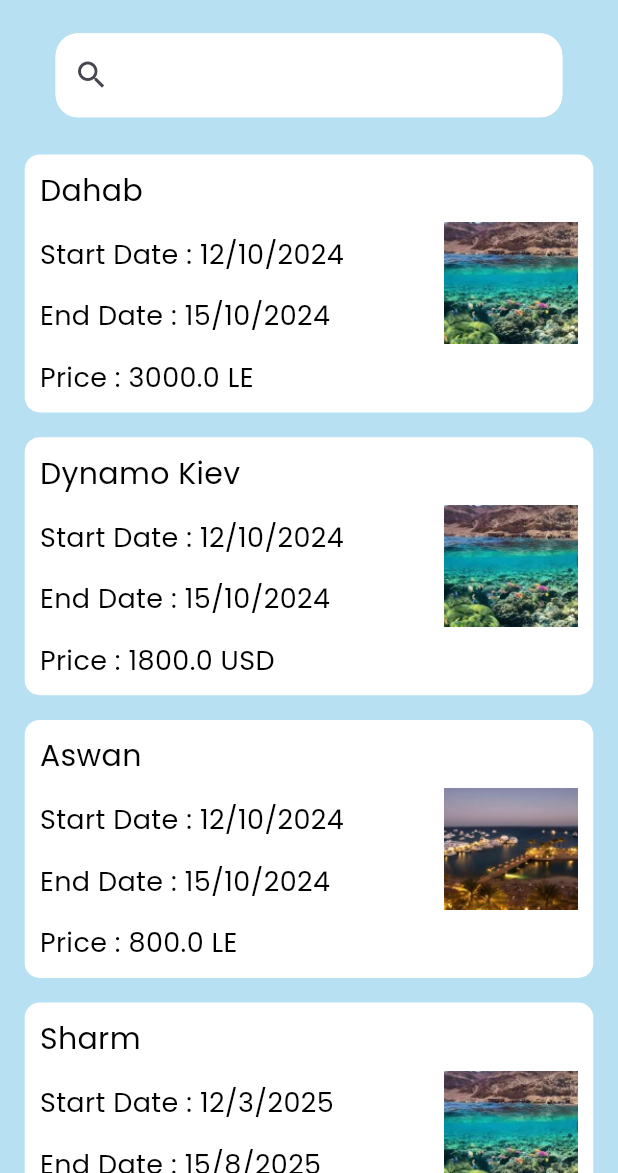
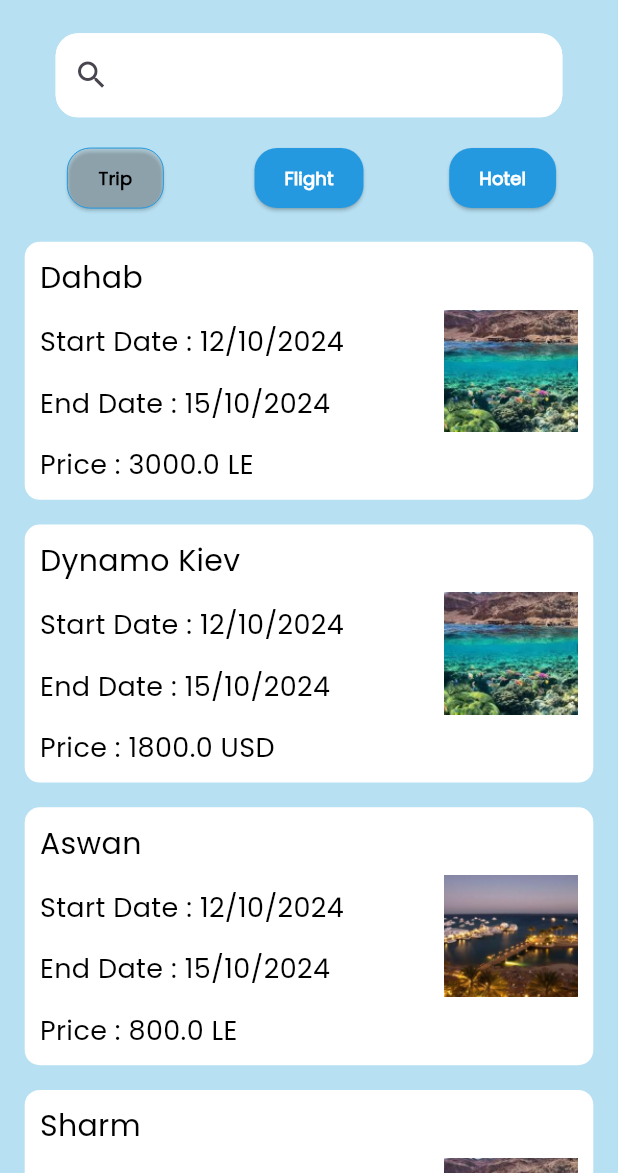
Before and after one commit to hesham81/travel-go, a Flutter app: the Home screen opened by its route, on a phone screen of 412 x 824 dp, the part 63-1236 px from its top. Run offline on Flutter 3.47's test engine with Material 3 defaults, Android fonts, the light colour scheme and no system bars; our stand-ins replace bot_toast, chips_choice, cloud_firestore, firebase_auth, firebase_core, flutter_easyloading and 6 more; missing offline and left inert: country_state_city_picker, email_otp, phone_form_field; accounts and stored records are empty; key blocks and very long unbroken strings in the code were emptied for the run.

Commit message:
fixing bugs on edit_flights home and my_drawer

```diff
--- a/lib/modules/layout/pages/user/pages/home/pages/home.dart
+++ b/lib/modules/layout/pages/user/pages/home/pages/home.dart
@@ -1,14 +1,13 @@
 import 'dart:developer';
 
 import 'package:flutter/material.dart';
-import 'package:travel_go/core/theme/app_colors.dart';
-import 'package:travel_go/core/utils/firebase_auth_services.dart';
-import 'package:travel_go/core/utils/firestore_services.dart';
-import 'package:travel_go/modules/first_screen/pages/first_screen.dart';
-import 'package:travel_go/modules/layout/pages/user/pages/home/widget/filter_widget.dart';
-import 'package:travel_go/modules/layout/pages/user/pages/home/widget/my_drawer.dart';
-import 'package:travel_go/modules/layout/pages/user/pages/trips/selected_trip/selected_trip.dart';
-import 'package:travel_go/modules/layout/pages/user/pages/v1/flight.dart';
+import '/core/widget/custom_elevated_button.dart';
+import '/core/theme/app_colors.dart';
+import '/core/utils/firebase_auth_services.dart';
+import '/modules/first_screen/pages/first_screen.dart';
+import '/modules/layout/pages/user/pages/home/widget/filter_widget.dart';
+import '/modules/layout/pages/user/pages/home/widget/my_drawer.dart';
+import '/modules/layout/pages/user/pages/v1/flight.dart';
 import '/modules/layout/pages/user/pages/home/widget/trip_card_widget.dart';
 import '/core/constant/app_assets.dart';
 import '/models/trip_model.dart';
@@ -123,6 +122,8 @@ class _HomeState extends State<Home> {
       drawer: MyDrawer(),
       body: SafeArea(
         child: SingleChildScrollView(
+          child: DefaultTabController(
+            length: 3,
             child: Column(
               children: [
                 SearchWidget(
@@ -145,6 +146,48 @@ class _HomeState extends State<Home> {
                     );
                   },
                 ).vPadding(0.01.height).hPadding(0.09.width),
+                0.01.height.hSpace,
+                TabBar(
+                  onTap: (index) {},
+                  dividerColor: Colors.transparent,
+                  indicatorColor: Colors.transparent,
+                  tabs: [
+                    CustomElevatedButton(
+                      text: "Trip",
+                      onPressed: () {
+                        btnColor:
+                        Colors.grey.withAlpha(80);
+                      },
+                      borderRadius: 15,
+                      textSize: 12,
+                      borderColor: AppColors.dodgurBlueColor,
+                      btnColor: Colors.grey.withAlpha(80),
+                      textColor: AppColors.blackColor,
+                    ),
+                    CustomElevatedButton(
+                      text: "Flight",
+                      onPressed: () {
+                        btnColor:
+                        Colors.grey.withAlpha(80);
+                      },
+                      borderRadius: 15,
+                      textSize: 12,
+                      btnColor: AppColors.dodgurBlueColor,
+                      textColor: AppColors.whiteColor,
+                    ),
+                    CustomElevatedButton(
+                      text: "Hotel",
+                      onPressed: () {
+                        btnColor:
+                        Colors.grey.withAlpha(80);
+                      },
+                      borderRadius: 15,
+                      textSize: 12,
+                      btnColor: AppColors.dodgurBlueColor,
+                      textColor: AppColors.whiteColor,
+                    ),
+                  ],
+                ).hPadding(0.03.width),
                 0.02.height.hSpace,
                 Visibility(
                   visible: searchList.isEmpty,
@@ -175,12 +218,8 @@ class _HomeState extends State<Home> {
                       onTap: () {
                         Navigator.push(
                             context,
-                          // DahabTripScreen.routeName,
                             MaterialPageRoute(
-                              builder: (context) => DahabTripScreen())
-
-                          // arguments: tripList[index],
-                          );
+                                builder: (context) => DahabTripScreen()));
                       },
                       child: TripCardWidget(
                         tripModel: tripList[index],
@@ -191,6 +230,7 @@ class _HomeState extends State<Home> {
                   ),
                 )
               ],
+            ),
           ),
         ),
       ),
@@ -238,183 +278,3 @@ class _HomeState extends State<Home> {
     setState(() {});
   }
 }
-// import 'package:flutter/material.dart';
-// import 'package:travel_go/modules/layout/pages/user/pages/v1/flight.dart';
-//
-//
-//
-// class Home extends StatelessWidget {
-//   static const String routeName = 'home';
-//   final List<Map<String, dynamic>> destinations = [
-//     {
-//       'name': 'Dahab',
-//       'startDate': '12/10/2024',
-//       'endDate': '15/10/2024',
-//       'price': '5,000 LE',
-//       'image':'https://media.digitalnomads.world/wp-content/uploads/2021/03/20120536/dahab-digital-nomads-1024x683.jpg',},
-//     {
-//       'name': 'Hurghada',
-//       'startDate': '20/10/2024',
-//       'endDate': '25/10/2024',
-//       'price': '4,000 LE',
-//       'image':
-// 'https://media.tacdn.com/media/attractions-splice-spp-674x446/0a/56/9e/29.jpg'    },
-//     {
-//       'name': 'Istanbul',
-//       'startDate': '01/11/2024',
-//       'endDate': '07/11/2024',
-//       'price': '8,000 LE',
-//       'image':
-// 'https://www.etbtoursegypt.com/storage/849/conversions/istanbul-sightseeing-webp.webp'    },
-//     {
-//       'name': 'Alexandria',
-//       'startDate': '10/12/2024',
-//       'endDate': '12/12/2024',
-//       'price': '2,000 LE',
-//       'image':
-// 'https://sempretravelegypt.com/wp-content/uploads/2021/08/Ausflug-nach-Kairo-und-Alexandria-2-Tage-ab-El-Gouna-870x555-3-800x600.jpg'    },
-//   ];
-//
-//   @override
-//   Widget build(BuildContext context) {
-//     return Scaffold(
-//       backgroundColor: Color(0xFFEAF7FD),
-//       appBar: AppBar(
-//         backgroundColor: Color(0xFF68B0E2),
-//         elevation: 0,
-//         title: Text(
-//           'Travel go',
-//           style: TextStyle(
-//
-//             color: Colors.white,
-//             fontSize: 20,
-//             fontWeight: FontWeight.bold,
-//             fontStyle: FontStyle.italic,
-//           ),
-//         ),
-//         actions: [
-//           IconButton(
-//             icon: Icon(Icons.menu),
-//             onPressed: () {
-//
-//             },
-//           ),
-//         ],
-//       ),
-//       body: Column(
-//         children: [
-//           // Search Bar
-//           Padding(
-//             padding: const EdgeInsets.symmetric(horizontal: 20, vertical: 10),
-//             child: TextField(
-//               decoration: InputDecoration(
-//                 hintText: 'Search trip', // Updated to "Search trip"
-//                 prefixIcon: Icon(Icons.search),
-//                 filled: true,
-//                 fillColor: Colors.white,
-//                 border: OutlineInputBorder(
-//                   borderRadius: BorderRadius.circular(20),
-//                   borderSide: BorderSide.none,
-//                 ),
-//               ),
-//             ),
-//           ),
-//           // Category Buttons
-//           Padding(
-//             padding: const EdgeInsets.symmetric(horizontal: 20, vertical: 10),
-//             child: Row(
-//               mainAxisAlignment: MainAxisAlignment.spaceEvenly,
-//               children: [
-//                 _buildCategoryButton('Trip', Colors.grey[300]!, context),
-//                 _buildCategoryButton('Flight', Colors.white, context),
-//                 _buildCategoryButton('Hotel', Colors.white, context),
-//               ],
-//             ),
-//           ),
-//           // List of Destinations
-//           Expanded(
-//             child: ListView.builder(
-//               itemCount: destinations.length,
-//               itemBuilder: (context, index) {
-//                 final destination = destinations[index];
-//                 return Padding(
-//                   padding: const EdgeInsets.symmetric(horizontal: 20, vertical: 10),
-//                   child: Container(
-//                     decoration: BoxDecoration(
-//                       color: Colors.white,
-//                       borderRadius: BorderRadius.circular(15),
-//                       boxShadow: [
-//                         BoxShadow(
-//                           color: Colors.black26,
-//                           blurRadius: 5,
-//                           offset: Offset(0, 3),
-//                         ),
-//                       ],
-//                     ),
-//                     child: Row(
-//                       children: [
-//                         ClipRRect(
-//                           borderRadius: BorderRadius.only(
-//                             topLeft: Radius.circular(15),
-//                             bottomLeft: Radius.circular(15),
-//                           ),
-//                           child: Image.network(
-//                             destination['image'],
-//                             width: 100,
-//                             height: 100,
-//                             fit: BoxFit.cover,
-//                           ),
-//                         ),
-//                         Expanded(
-//                           child: Padding(
-//                             padding: const EdgeInsets.all(10.0),
-//                             child: Column(
-//                               crossAxisAlignment: CrossAxisAlignment.start,
-//                               children: [
-//                                 Text(
-//                                   destination['name'],
-//                                   style: TextStyle(
-//                                     fontSize: 18,
-//                                     fontWeight: FontWeight.bold,
-//                                   ),
-//                                 ),
-//                                 SizedBox(height: 5),
-//                                 Text('Start date: ${destination['startDate']}'),
-//                                 Text('End date: ${destination['endDate']}'),
-//                                 Text('Price: ${destination['price']}'),
-//                               ],
-//                             ),
-//                           ),
-//                         ),
-//                       ],
-//                     ),
-//                   ),
-//                 );
-//               },
-//             ),
-//           ),
-//         ],
-//       ),
-//     );
-//   }
-//
-//   Widget _buildCategoryButton(String label, Color backgroundColor, BuildContext context) {
-//     return ElevatedButton(
-//
-//       style: ElevatedButton.styleFrom(
-//         backgroundColor: backgroundColor,
-//         foregroundColor: Colors.black,
-//         shape: RoundedRectangleBorder(
-//           borderRadius: BorderRadius.circular(20),
-//         ),
-//         side: BorderSide(color: Colors.black12),
-//       ),
-//       onPressed: (
-//
-//           ) {
-//         Navigator.push(context,MaterialPageRoute(builder: (context)=>DahabTripScreen()),);
-//       },
-//       child: Text(label),
-//     );
-//   }
-// }
```
Also changed, not shown: lib/modules/layout/pages/admin/pages/flights/pages/edit_flights.dart (+7 -9 lines), lib/modules/layout/pages/user/pages/home/widget/filter_widget.dart (+11 -12 lines), lib/modules/layout/pages/user/pages/home/widget/my_drawer.dart (+40 -38 lines). Lines whose indentation alone changed are shown as unchanged.
